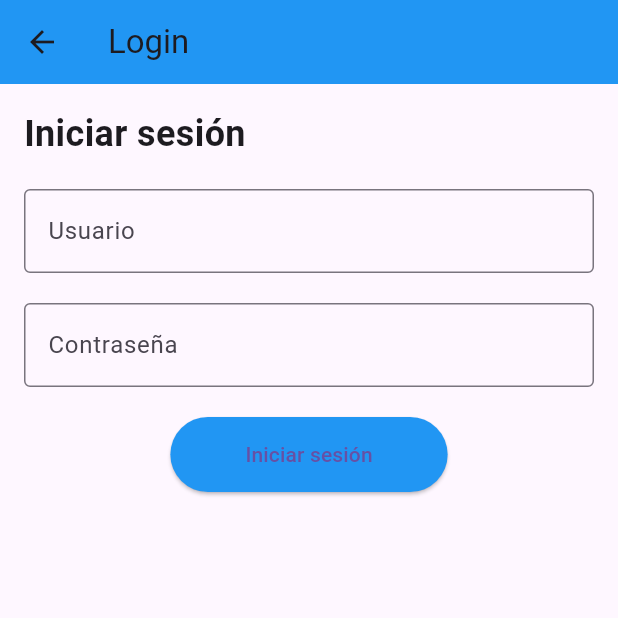
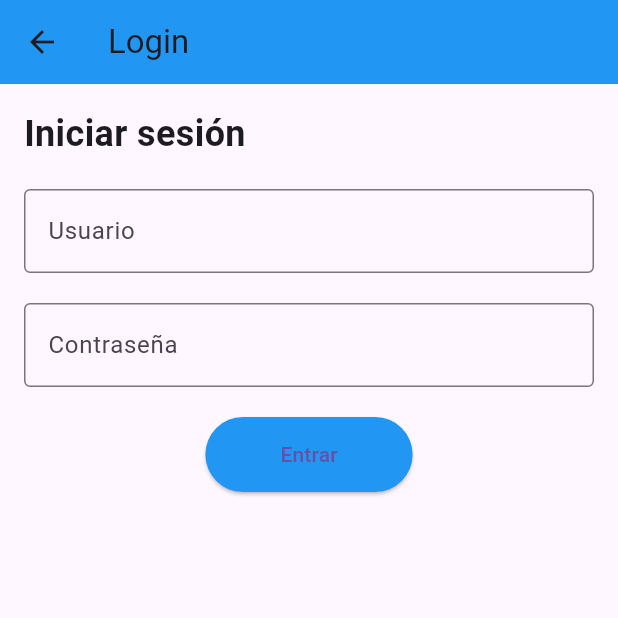
Before and after one commit to cheo2322/my_league_flutter, a Flutter app: the screen it shows after launch, in the side drawer, after a tap on "Iniciar sesión", on a phone screen of 412 x 824 dp, the top half of it. Run offline on Flutter 3.47's test engine with Material 3 defaults, Android fonts, the phone set to English and light mode, and no system bars; our stand-ins replace dio, flutter_secure_storage, font_awesome_flutter.

Commit message:
Login mocked

```diff
--- a/lib/screens/login_page.dart
+++ b/lib/screens/login_page.dart
@@ -1,10 +1,36 @@
 import 'package:flutter/material.dart';
+import 'package:flutter_secure_storage/flutter_secure_storage.dart';
+
+class LeagueService {
+  Future<String> login(String username, String password) async {
+    await Future.delayed(const Duration(seconds: 1));
+    return 'simulated_token_12345';
+  }
+}
 
 class LoginPage extends StatelessWidget {
   const LoginPage({super.key});
 
   @override
   Widget build(BuildContext context) {
+    final TextEditingController usernameController = TextEditingController();
+    final TextEditingController passwordController = TextEditingController();
+    final FlutterSecureStorage secureStorage = FlutterSecureStorage();
+    final LeagueService leagueService = LeagueService();
+
+    Future<void> handleLogin() async {
+      final token = await leagueService.login(
+        usernameController.text,
+        passwordController.text,
+      );
+
+      await secureStorage.write(key: 'auth_token', value: token);
+
+      ScaffoldMessenger.of(context).showSnackBar(
+        const SnackBar(content: Text('Login exitoso y token guardado')),
+      );
+    }
+
     return Scaffold(
       appBar: AppBar(title: const Text('Login'), backgroundColor: Colors.blue),
       body: Padding(
@@ -18,15 +44,17 @@ class LoginPage extends StatelessWidget {
             ),
             const SizedBox(height: 20),
             TextField(
-              decoration: InputDecoration(
+              controller: usernameController,
+              decoration: const InputDecoration(
                 labelText: 'Usuario',
                 border: OutlineInputBorder(),
               ),
             ),
             const SizedBox(height: 20),
             TextField(
+              controller: passwordController,
               obscureText: true,
-              decoration: InputDecoration(
+              decoration: const InputDecoration(
                 labelText: 'Contraseña',
                 border: OutlineInputBorder(),
               ),
@@ -34,11 +62,7 @@ class LoginPage extends StatelessWidget {
             const SizedBox(height: 20),
             Center(
               child: ElevatedButton(
-                onPressed: () {
-                  ScaffoldMessenger.of(context).showSnackBar(
-                    const SnackBar(content: Text('Login exitoso')),
-                  );
-                },
+                onPressed: handleLogin,
                 style: ElevatedButton.styleFrom(
                   backgroundColor: Colors.blue,
                   padding: const EdgeInsets.symmetric(
@@ -46,7 +70,7 @@ class LoginPage extends StatelessWidget {
                     vertical: 15,
                   ),
                 ),
-                child: const Text('Iniciar sesión'),
+                child: const Text('Entrar'),
               ),
             ),
           ],
--- a/pubspec.yaml
+++ b/pubspec.yaml
@@ -10,6 +10,7 @@ dependencies:
   dio: ^5.8.0+1
   flutter:
     sdk: flutter
+  flutter_secure_storage: ^9.2.4
   font_awesome_flutter: ^10.8.0
 
 dev_dependencies:
```
Also changed, not shown: pubspec.lock, 5 other files.
